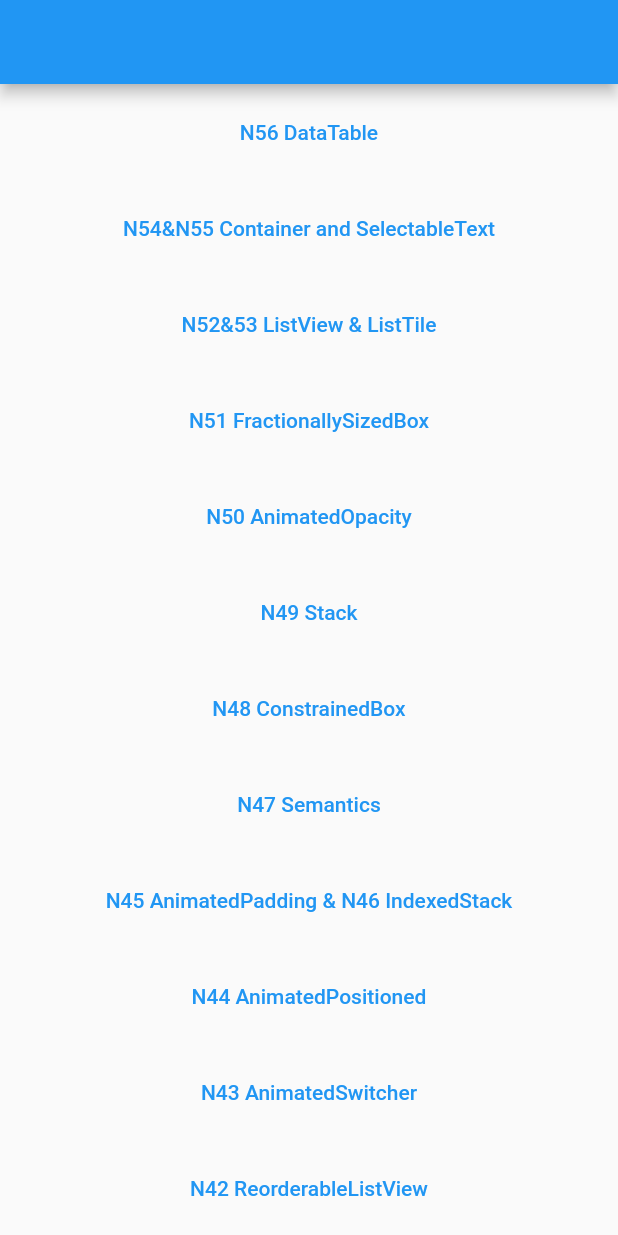
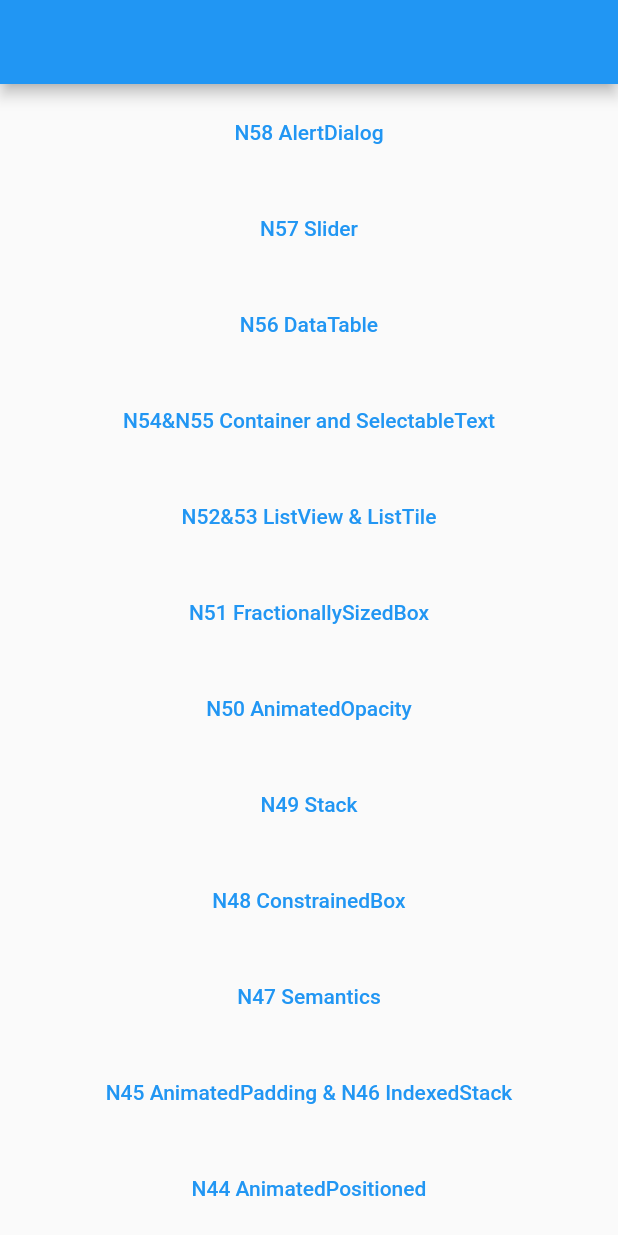
Before and after one commit to ychsue/my_flutter_test, a Flutter app: the screen it shows after launch, on a phone screen of 412 x 824 dp. Run offline on Flutter 3.47's test engine with Material 2 defaults, Android fonts, the light colour scheme and no system bars; our stand-ins replace bloc, flutter_bloc, get, transparent_image; missing offline and left inert: resizable_widget; Roboto replaces fonts that are missing (Georgia).

Commit message:
`Slider` 與 `AlertDialog`

```diff
--- a/lib/src/route/app_pages.dart
+++ b/lib/src/route/app_pages.dart
@@ -40,6 +40,8 @@ import 'package:test2/src/route/main_screens/n51_fractionally_sized_box.dart';
 import 'package:test2/src/route/main_screens/n52_53_list_view_n_list_tile.dart';
 import 'package:test2/src/route/main_screens/n54_n55_container_n_selectable_text.dart';
 import 'package:test2/src/route/main_screens/n56_data_table.dart';
+import 'package:test2/src/route/main_screens/n57_slider.dart';
+import 'package:test2/src/route/main_screens/n58/n58_alert_dialog.dart';
 import 'package:test2/src/route/main_screens/sliver_screen.dart';
 import 'package:test2/src/route/main_screens/unknown_screen.dart';
 import 'package:test2/src/route/main_screens/welcome_screen.dart';
@@ -92,10 +94,20 @@ enum Routes {
   n52_53_list_view_n_list_tile,
   n54_n55_container_n_selectable_text,
   n56_data_table,
+  n57_slider,
+  n58_alert_dialog,
 }
 
 abstract class AppPages {
   static final pages = [
+    GetPage(
+      name: Routes.n58_alert_dialog.toLocation,
+      page: () => N58AlertDialogScreen(),
+    ),
+    GetPage(
+      name: Routes.n57_slider.toLocation,
+      page: () => N57SliderScreen(),
+    ),
     GetPage(
       name: Routes.n56_data_table.toLocation,
       page: () => N56DataTableScreen(),
--- a/lib/src/route/main_screens/get_home_screen.dart
+++ b/lib/src/route/main_screens/get_home_screen.dart
@@ -14,6 +14,19 @@ class GetHomeScreen extends StatelessWidget {
           child: Container(
         child: ListView(
           children: [
+            Container(
+              margin: EdgeInsets.all(8.0),
+              child: TextButton(
+                  onPressed: () =>
+                      Get.toNamed(Routes.n58_alert_dialog.toLocation),
+                  child: Text("N58 AlertDialog")),
+            ),
+            Container(
+              margin: EdgeInsets.all(8.0),
+              child: TextButton(
+                  onPressed: () => Get.toNamed(Routes.n57_slider.toLocation),
+                  child: Text("N57 Slider")),
+            ),
             Container(
               margin: EdgeInsets.all(8.0),
               child: TextButton(
```
Also changed, not shown: lib/src/route/main_screens/n57_slider.dart (added, +49 -0 lines), lib/src/route/main_screens/n58/my_alert_dialogs.dart (added, +41 -0 lines), lib/src/route/main_screens/n58/n58_alert_dialog.dart (added, +37 -0 lines), 1 other file.
